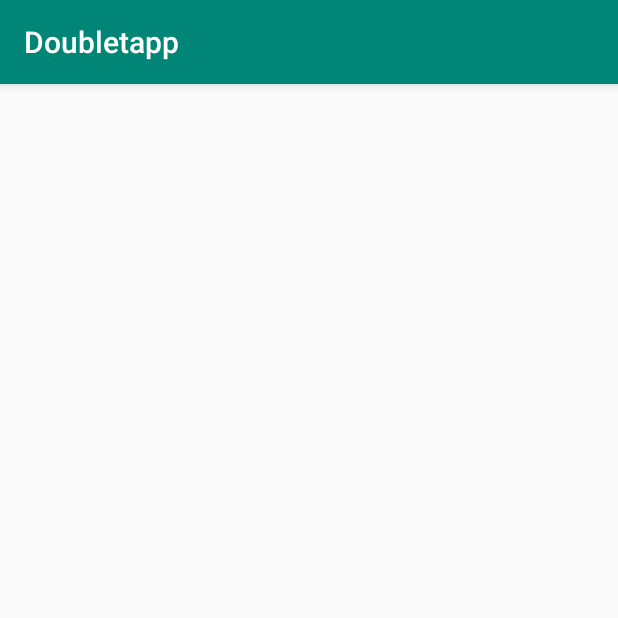
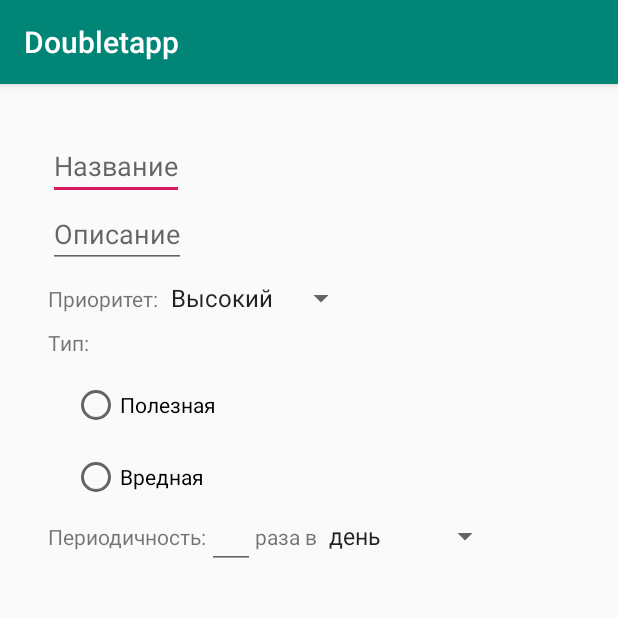
Before and after one commit to Belianin/doubletapp, an Android app: the HabitActivity screen opened directly, with no data from a screen before it, on a phone screen of 412 x 824 dp, the top half of it. Run offline under Robolectric (Android 15) with nearby library versions, the phone set to English and light mode, and no system bars; 2 statements that could not run were skipped.

Commit message:
Nice habit activity layout

```diff
--- a/app/src/main/java/com/example/doubletapp/Habit.kt
+++ b/app/src/main/java/com/example/doubletapp/Habit.kt
@@ -34,3 +34,16 @@ enum class HabitType{
     Good,
     Bad
 }
+
+enum class Priority {
+    High,
+    Normal,
+    Low
+}
+
+class HabitPeriod(var count: Int, var type: HabitType) {
+    enum class PeriodType {
+        Day,
+        Week
+    }
+}
--- a/app/src/main/java/com/example/doubletapp/HabitActivity.kt
+++ b/app/src/main/java/com/example/doubletapp/HabitActivity.kt
@@ -3,7 +3,10 @@ package com.example.doubletapp
 import android.graphics.Color
 import androidx.appcompat.app.AppCompatActivity
 import android.os.Bundle
+import android.widget.EditText
+import android.widget.Spinner
 import android.widget.TextView
+import com.google.android.material.textfield.TextInputLayout
 import java.util.*
 
 class HabitActivity : AppCompatActivity() {
@@ -22,5 +25,10 @@ class HabitActivity : AppCompatActivity() {
         val textView = findViewById<TextView>(R.id.countView)
 
         textView.text = (habit.title).toString()
+
+        val titleInput: EditText = findViewById(R.id.habit_title_input)
+        titleInput.setText(habit.title)
+
+        val priorityTitle: Spinner = findViewById(R.id.habit_priority_input)
     }
 }
--- a/app/src/main/res/layout/activity_habit.xml
+++ b/app/src/main/res/layout/activity_habit.xml
@@ -6,14 +6,102 @@
     android:layout_height="match_parent"
     tools:context=".HabitActivity">
 
-    <TextView
-        android:id="@+id/countView"
-        android:layout_width="wrap_content"
-        android:layout_height="wrap_content"
-        android:text="Hello World!"
-        app:layout_constraintBottom_toBottomOf="parent"
-        app:layout_constraintLeft_toLeftOf="parent"
-        app:layout_constraintRight_toRightOf="parent"
-        app:layout_constraintTop_toTopOf="parent" />
+    <LinearLayout
+        android:layout_width="match_parent"
+        android:layout_height="match_parent"
+        android:orientation="vertical"
+        android:paddingLeft="32dp"
+        android:paddingTop="32dp">
+        <EditText
+            android:id="@+id/habit_title_input"
+            android:layout_width="wrap_content"
+            android:layout_height="wrap_content"
+            android:inputType="text"
+            android:hint="Название"/>
+
+        <EditText
+            android:id="@+id/habit_description_input"
+            android:layout_width="wrap_content"
+            android:layout_height="wrap_content"
+            android:inputType="textLongMessage"
+            android:hint="Описание" />
+
+        <LinearLayout
+            android:layout_width="wrap_content"
+            android:layout_height="wrap_content"
+            android:layout_marginTop="8dp">
+            <TextView
+                android:layout_width="wrap_content"
+                android:layout_height="wrap_content"
+                android:text="Приоритет:"></TextView>
+            <Spinner
+                android:id="@+id/habit_priority_input"
+                android:layout_width="wrap_content"
+                android:layout_height="wrap_content"
+                android:entries="@array/priority_list" />
+
+        </LinearLayout>
+
+        <RadioGroup
+            android:id="@+id/habit_type_input"
+            android:layout_width="wrap_content"
+            android:layout_height="wrap_content"
+            android:layout_marginTop="8dp">
+            <TextView
+                android:layout_width="wrap_content"
+                android:layout_height="wrap_content"
+                android:text="Тип:">
+
+            </TextView>
+
+            <RadioButton
+                android:id="@+id/habit_type_input_good"
+                android:layout_width="wrap_content"
+                android:layout_height="wrap_content"
+                android:layout_marginLeft="16dp"
+                android:layout_marginTop="16dp"
+                android:layout_marginStart="16dp"
+                android:text="Полезная" />
+
+            <RadioButton
+                android:id="@+id/habit_type_input_bad"
+                android:layout_width="wrap_content"
+                android:layout_height="wrap_content"
+                android:layout_marginLeft="16dp"
+                android:layout_marginTop="16dp"
+                android:layout_marginStart="16dp"
+                android:text="Вредная"/>
+
+        </RadioGroup>
+
+        <LinearLayout
+            android:layout_width="wrap_content"
+            android:layout_height="wrap_content">
+            <TextView
+                android:layout_width="wrap_content"
+                android:layout_height="wrap_content"
+                android:text="Периодичность:">
+            </TextView>
+
+            <EditText
+                android:layout_width="wrap_content"
+                android:layout_height="wrap_content"
+                android:inputType="number"
+                android:width="32dp">
+            </EditText>
+            <TextView
+                android:layout_width="wrap_content"
+                android:layout_height="wrap_content"
+                android:text="раза в">
+            </TextView>
+            <Spinner
+                android:layout_width="wrap_content"
+                android:layout_height="wrap_content"
+                android:entries="@array/period_list">
+
+            </Spinner>
+        </LinearLayout>
+
+    </LinearLayout>
 
 </androidx.constraintlayout.widget.ConstraintLayout>
--- a/app/src/main/res/values/strings.xml
+++ b/app/src/main/res/values/strings.xml
@@ -1,4 +1,13 @@
 <resources>
     <string name="app_name">Doubletapp</string>
-    <string name="pow">POW!</string>
+    <string-array name="priority_list">
+        <item>Высокий</item>
+        <item>Средний</item>
+        <item>Низкий</item>
+    </string-array>
+
+    <string-array name="period_list">
+        <item>день</item>
+        <item>неделю</item>
+    </string-array>
 </resources>
```
